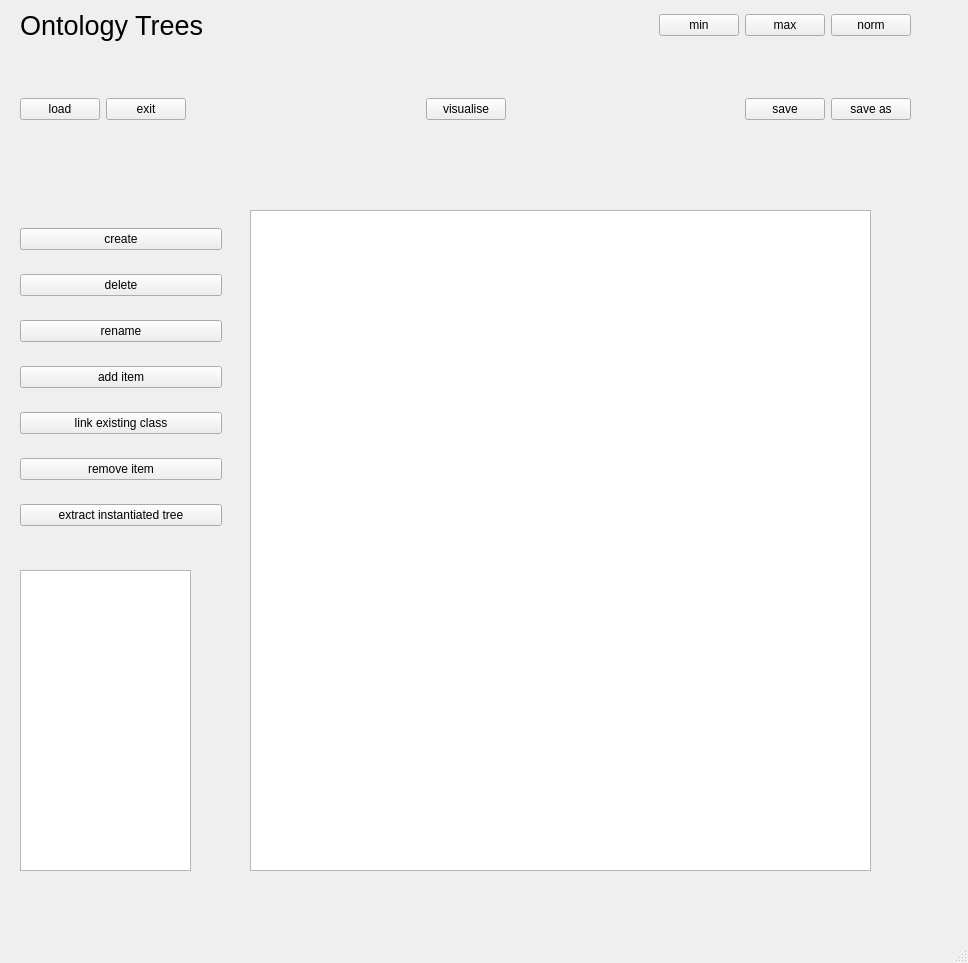
Above: src/TreeSchemata_gui.ui from heinz-preisig/PeriConto_generic before the change. Below: the same form after it.
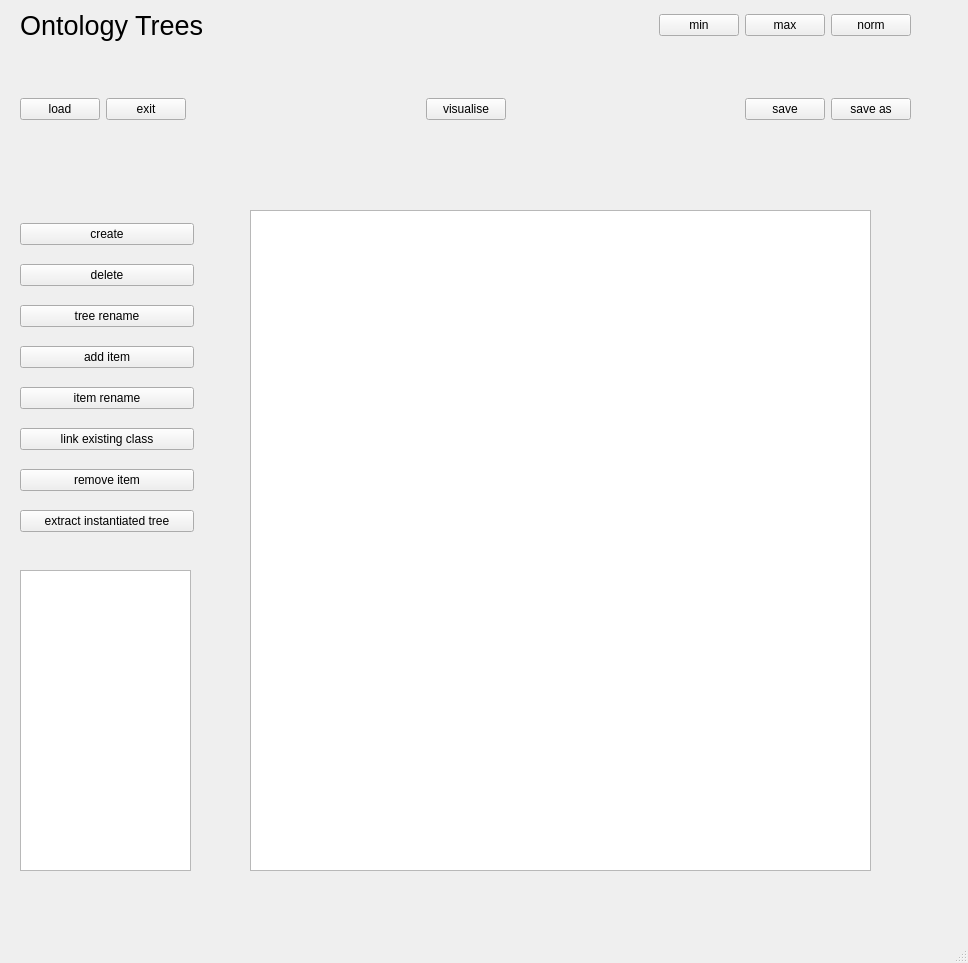
That is the form after the change.

Commit message: fix [brick & trees] various * constrain name not to include special signs * allow for changing item names in trees

Diff of the .ui file:
```diff
--- a/src/TreeSchemata_gui.ui
+++ b/src/TreeSchemata_gui.ui
@@ -194,7 +194,7 @@
      <rect>
       <x>20</x>
       <y>210</y>
-      <width>202</width>
+      <width>174</width>
       <height>337</height>
      </rect>
     </property>
@@ -216,7 +216,7 @@
      <item>
       <widget class="QPushButton" name="pushTreeRename">
        <property name="text">
-        <string>rename</string>
+        <string>tree rename</string>
        </property>
       </widget>
      </item>
@@ -227,6 +227,13 @@
        </property>
       </widget>
      </item>
+     <item>
+      <widget class="QPushButton" name="pushItemRename">
+       <property name="text">
+        <string>item rename</string>
+       </property>
+      </widget>
+     </item>
      <item>
       <widget class="QPushButton" name="pushTreeLinkExistingClass">
        <property name="text">
```
Left out of the diff: 2 changed lines with no effect on the pictures. The commit also changes 10 other files.
